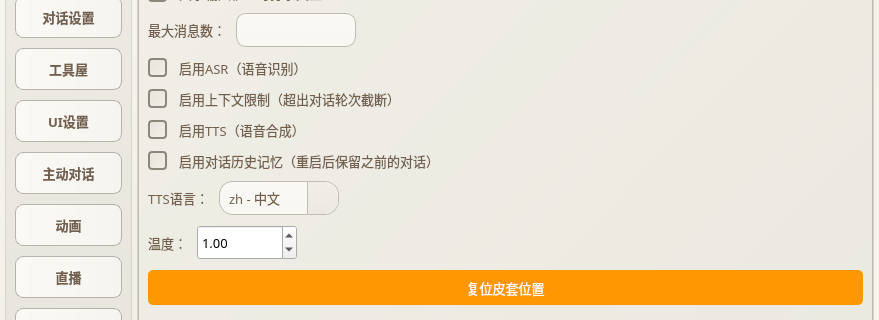
Qt form live-2d/test222.ui (morettt/my-neuro) before a commit; both pictures show x 0 to 879 and y 123 to 443 of the 879 by 800 pixel window.
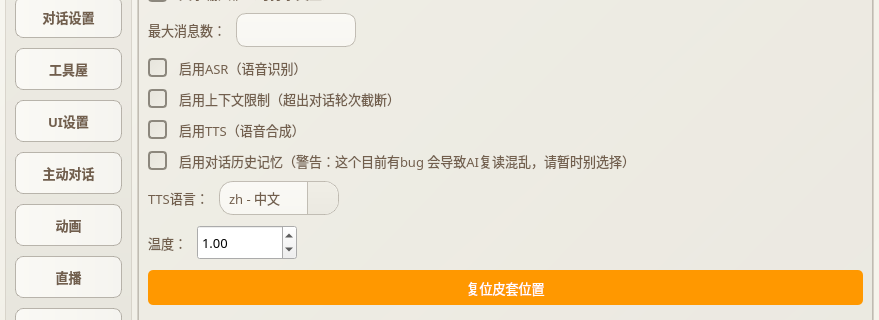
The same form after that commit. The open tabs and pages were chosen to show the change.

```diff
--- a/live-2d/test222.ui
+++ b/live-2d/test222.ui
@@ -1560,7 +1560,7 @@
                        </font>
                       </property>
                       <property name="text">
-                       <string>启用对话历史记忆（重启后保留之前的对话）</string>
+                       <string>启用对话历史记忆（警告：这个目前有bug 会导致AI复读混乱，请暂时别选择）</string>
                       </property>
                   </widget>
                  </item>
```
